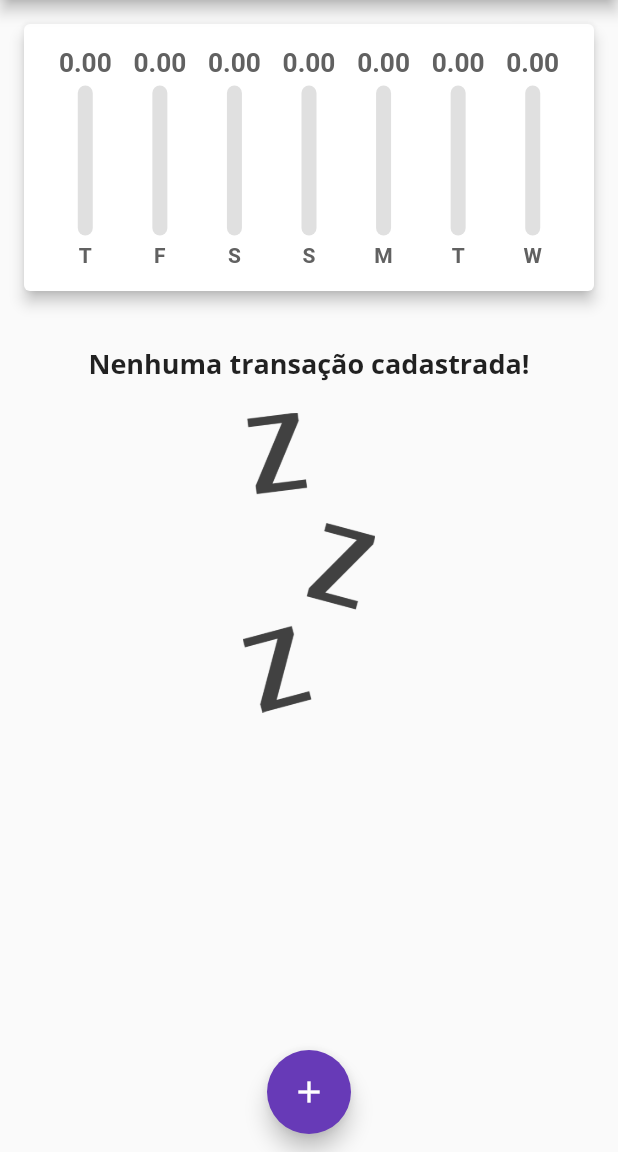
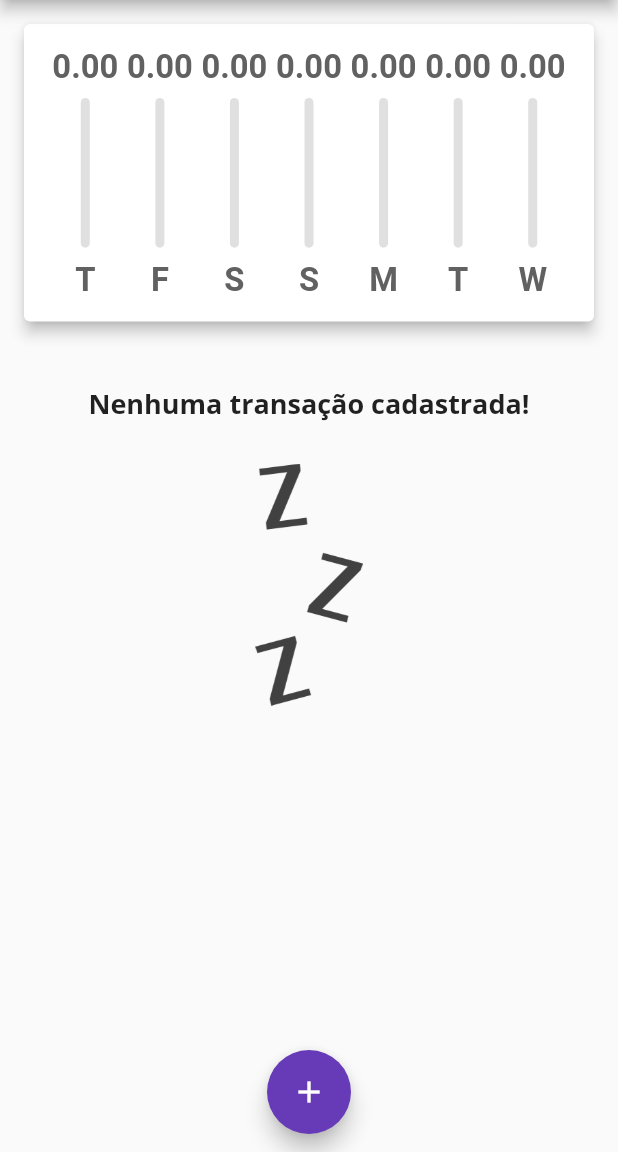
Before and after one commit to joevtap/despesas_pessoais, a Flutter app: the screen it shows after launch, on a phone screen of 412 x 824 dp, the part 84-1236 px from its top. Run offline on Flutter 3.47's test engine with Material 2 defaults, Android fonts, the phone set to English and light mode, and no system bars.

Commit message:
Some modifications in responsiveness

```diff
--- a/lib/components/chart_bar.dart
+++ b/lib/components/chart_bar.dart
@@ -14,10 +14,11 @@ class ChartBar extends StatelessWidget {
 
   @override
   Widget build(BuildContext context) {
+    return LayoutBuilder(builder: (ctx, constraints) {
       return Column(
         children: [
           Container(
-          height: 20,
+            height: constraints.maxHeight * 0.15,
             child: FittedBox(
               child: Text(
                 value.toStringAsFixed(2),
@@ -28,10 +29,10 @@ class ChartBar extends StatelessWidget {
               ),
             ),
           ),
-        const SizedBox(height: 5),
+          SizedBox(height: constraints.maxHeight * 0.05),
           SizedBox(
-          height: 100,
-          width: 10,
+            height: constraints.maxHeight * 0.6,
+            width: 6,
             child: Stack(
               alignment: Alignment.bottomCenter,
               children: [
@@ -53,15 +54,21 @@ class ChartBar extends StatelessWidget {
               ],
             ),
           ),
-        const SizedBox(height: 5),
-        Text(
+          SizedBox(height: constraints.maxHeight * 0.05),
+          SizedBox(
+            height: constraints.maxHeight * 0.15,
+            child: FittedBox(
+              child: Text(
                 label,
                 style: TextStyle(
                   fontWeight: FontWeight.w600,
                   color: Colors.grey.shade700,
                 ),
               ),
+            ),
+          ),
         ],
       );
+    });
   }
 }
--- a/lib/components/transaction/transaction_list.dart
+++ b/lib/components/transaction/transaction_list.dart
@@ -16,29 +16,31 @@ class TransactionList extends StatelessWidget {
 
   @override
   Widget build(BuildContext context) {
-    return SizedBox(
-      height: 500,
-      child: transactions.isEmpty
-          ? Column(
+    return transactions.isEmpty
+        ? LayoutBuilder(
+            builder: (ctx, constraints) {
+              return Column(
                 children: [
-                const SizedBox(
-                  height: 20,
+                  SizedBox(
+                    height: constraints.maxHeight * 0.05,
                   ),
                   Text(
                     'Nenhuma transação cadastrada!',
-                  style: Theme.of(context).textTheme.headline6,
-                ),
-                const SizedBox(
-                  height: 20,
+                    style: theme(context).textTheme.headline6,
                   ),
                   SizedBox(
-                  height: 200,
+                    height: constraints.maxHeight * 0.05,
+                  ),
+                  SizedBox(
+                    height: constraints.maxHeight * 0.3,
                     child: Image.asset(
                       'assets/images/waiting.png',
                       fit: BoxFit.cover,
                     ),
                   )
                 ],
+              );
+            },
           )
         : ListView.builder(
             itemCount: transactions.length,
@@ -53,7 +55,8 @@ class TransactionList extends StatelessWidget {
                 date: DateFormat.yMMMMd().format(tr.date),
               );
             },
-            ),
           );
   }
+
+  ThemeData theme(BuildContext context) => Theme.of(context);
 }
--- a/lib/main.dart
+++ b/lib/main.dart
@@ -2,6 +2,7 @@ import 'dart:math';
 
 import 'package:despesas_pessoais/components/chart.dart';
 import 'package:flutter/material.dart';
+import 'package:flutter/services.dart';
 
 import 'components/transaction/transaction_form.dart';
 import 'components/transaction/transaction_list.dart';
@@ -16,8 +17,10 @@ class ExpensesApp extends StatelessWidget {
 
   @override
   Widget build(BuildContext context) {
+    SystemChrome.setPreferredOrientations([DeviceOrientation.portraitUp]);
+
     return MaterialApp(
-      home: MyHomePage(),
+      home: const MyHomePage(),
       theme: ThemeData(
         colorScheme: ColorScheme.fromSwatch(
           primarySwatch: Colors.indigo,
@@ -99,8 +102,7 @@ class _MyHomePageState extends State<MyHomePage> {
 
   @override
   Widget build(BuildContext context) {
-    return Scaffold(
-      appBar: AppBar(
+    final appBar = AppBar(
       actions: [
         IconButton(
           onPressed: () {
@@ -113,14 +115,27 @@ class _MyHomePageState extends State<MyHomePage> {
       title: const Text(
         'Despesas pessoais',
       ),
-      ),
+    );
+
+    final availableHeight = media(context).size.height -
+        appBar.preferredSize.height -
+        media(context).padding.top;
+
+    return Scaffold(
+      appBar: appBar,
       body: SingleChildScrollView(
         child: Column(
           crossAxisAlignment: CrossAxisAlignment.stretch,
           children: <Widget>[
-            Chart(_recentTransactions, _hasTransactions),
-            TransactionList(
+            SizedBox(
+              child: Chart(_recentTransactions, _hasTransactions),
+              height: availableHeight * 0.3,
+            ),
+            SizedBox(
+              height: availableHeight * 0.7,
+              child: TransactionList(
                   transactions: _transactions, delete: _deleteTransaction),
+            ),
           ],
         ),
       ),
@@ -135,4 +150,6 @@ class _MyHomePageState extends State<MyHomePage> {
           FloatingActionButtonLocation.miniCenterFloat,
     );
   }
+
+  MediaQueryData media(BuildContext context) => MediaQuery.of(context);
 }
```
Lines whose indentation alone changed are shown as unchanged.
